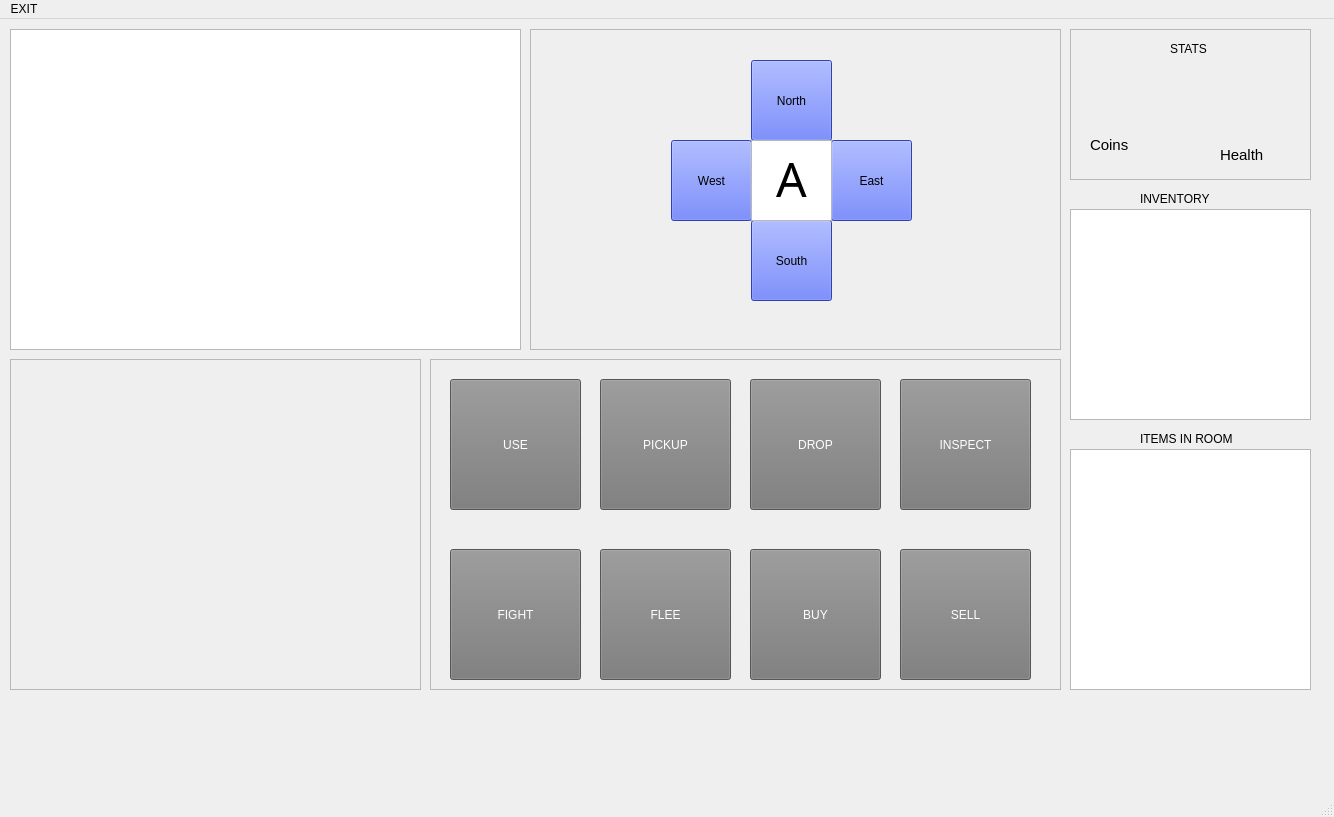
This is CaveMan/mainwindow.ui in MrMoody098/CaveMan as Qt 5 draws it before an edit. The edited form follows.
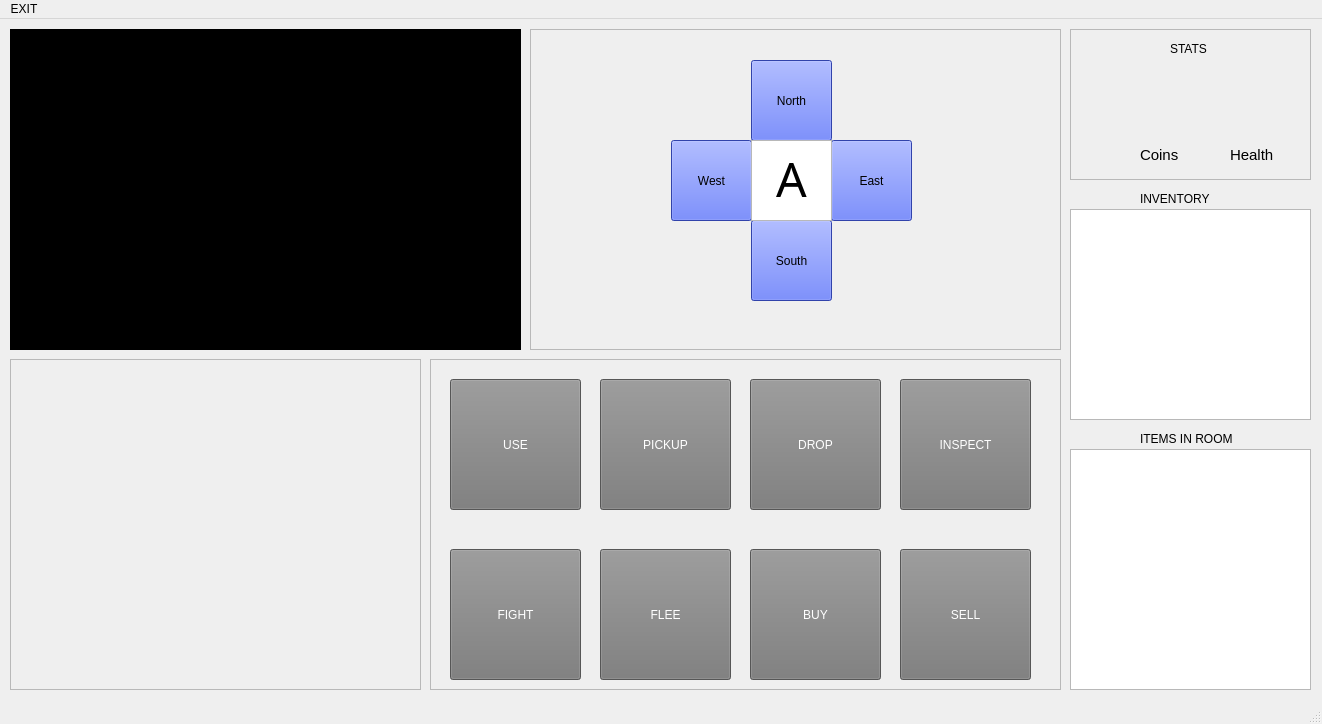
This is the edited form. Icons and pictures are not drawn.

What changed in the file:
```diff
--- a/CaveMan/mainwindow.ui
+++ b/CaveMan/mainwindow.ui
@@ -6,8 +6,8 @@
    <rect>
     <x>0</x>
     <y>0</y>
-    <width>1334</width>
-    <height>817</height>
+    <width>1322</width>
+    <height>724</height>
    </rect>
   </property>
   <property name="windowTitle">
@@ -43,6 +43,9 @@
     <property name="mouseTracking">
      <bool>false</bool>
     </property>
+    <property name="styleSheet">
+     <string notr="true">background-color: rgb(0, 0, 0);</string>
+    </property>
     <property name="inputMethodHints">
      <set>Qt::ImhNoEditMenu</set>
     </property>
@@ -93,8 +96,8 @@
     <widget class="QLabel" name="Coins">
      <property name="geometry">
       <rect>
-       <x>20</x>
-       <y>100</y>
+       <x>70</x>
+       <y>110</y>
        <width>61</width>
        <height>31</height>
       </rect>
@@ -111,7 +114,7 @@
     <widget class="QLabel" name="Health">
      <property name="geometry">
       <rect>
-       <x>150</x>
+       <x>160</x>
        <y>110</y>
        <width>51</width>
        <height>31</height>
@@ -142,8 +145,8 @@
     <widget class="QLabel" name="label_4">
      <property name="geometry">
       <rect>
-       <x>120</x>
-       <y>20</y>
+       <x>110</x>
+       <y>30</y>
        <width>111</width>
        <height>91</height>
       </rect>
@@ -158,8 +161,8 @@
     <widget class="QLabel" name="label_5">
      <property name="geometry">
       <rect>
-       <x>-10</x>
-       <y>20</y>
+       <x>30</x>
+       <y>30</y>
        <width>111</width>
        <height>91</height>
       </rect>
@@ -6247,7 +6250,7 @@
     <rect>
      <x>0</x>
      <y>0</y>
-     <width>1334</width>
+     <width>1322</width>
      <height>25</height>
     </rect>
    </property>
```
Left out of the diff: 2 changed lines with no effect on the pictures.
